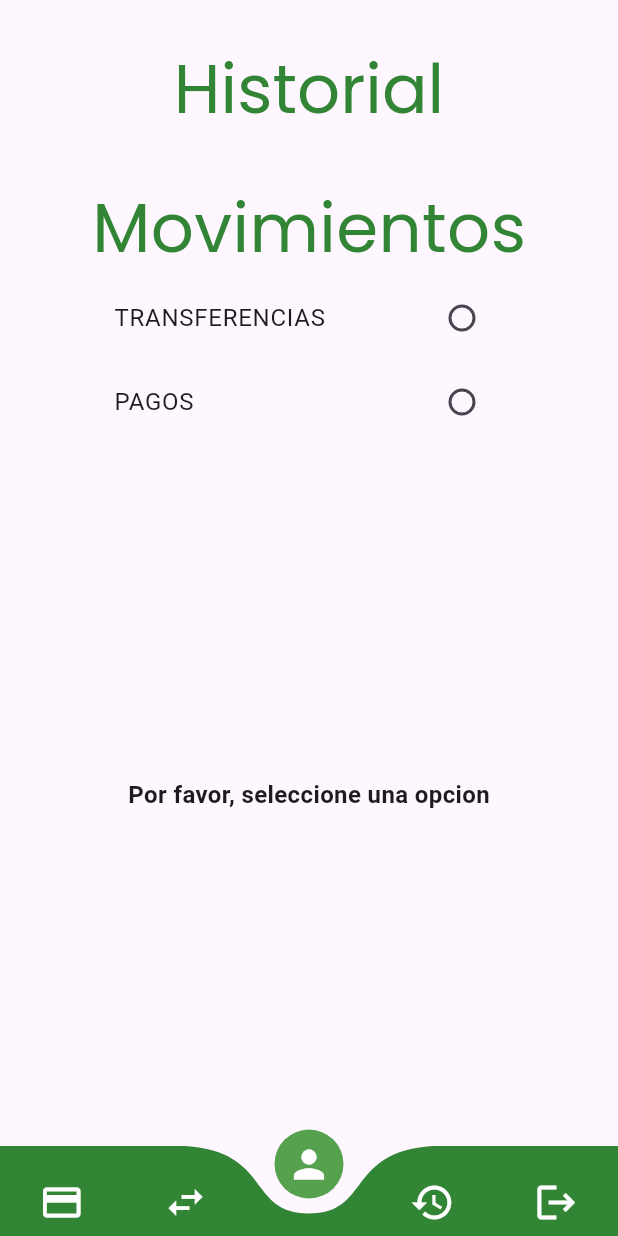
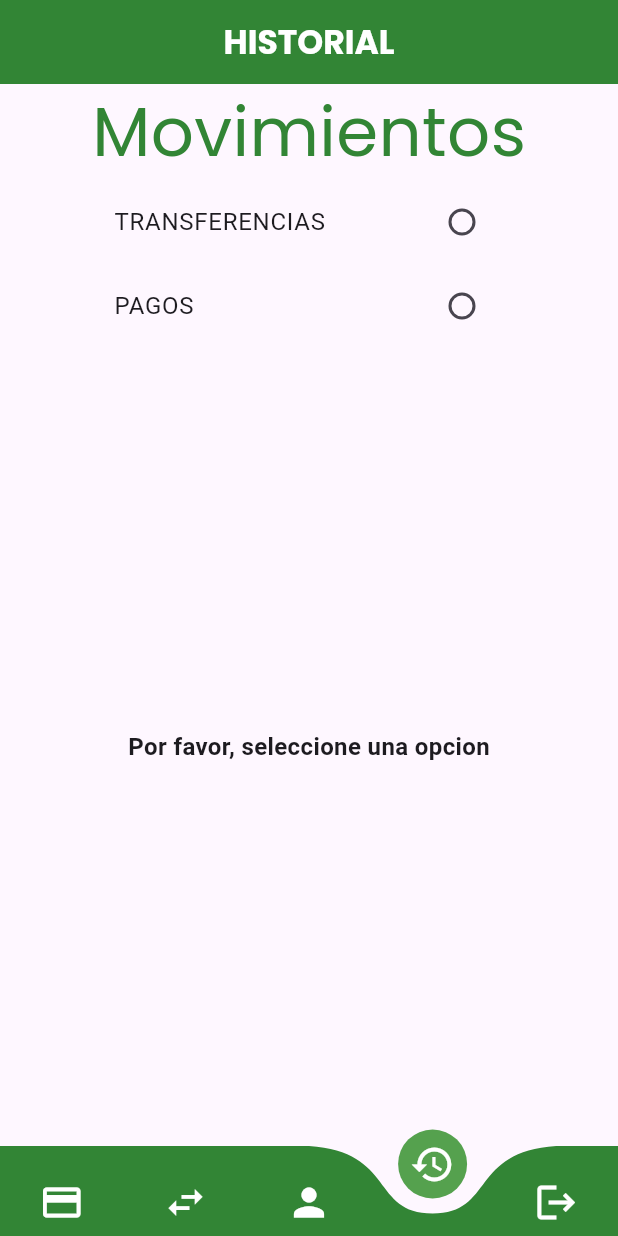
Before and after one commit to JANIER-VSQZ/BankTrust, a Flutter app: the historialmovimientos screen opened directly, on a phone screen of 412 x 824 dp. Run offline on Flutter 3.47's test engine with Material 3 defaults, Android fonts, the phone set to English and light mode, and no system bars; drawn by our look-alikes of curved_navigation_bar; our stand-ins replace google_fonts.

Commit message:
corregi algunos errores pantalla historial

```diff
--- a/lib/screen/historialmovimientos.dart
+++ b/lib/screen/historialmovimientos.dart
@@ -48,22 +48,23 @@ class HistorialmovimientosState extends State<historialmovimientos> {
 
   final GlobalKey<CurvedNavigationBarState> _bottomNavigationKey = GlobalKey();
 
-  int _paginaActual = 2;
+  int _paginaActual = 3;
   @override
   Widget build(BuildContext context) {
     return Scaffold(
       appBar: AppBar(
-        toolbarHeight: 120,
+        backgroundColor: const Color(0xFF328535),
+        automaticallyImplyLeading: false,
         title: Text(
-          "Historial",
+          "HISTORIAL",
           style: GoogleFonts.poppins(
-            fontSize: 45,
-            color: const Color(0xFF328535),
+            fontSize: 22,
+            fontWeight: FontWeight.bold,
+            color: Colors.white,
           ),
         ),
         centerTitle: true,
         elevation: 0,
-        backgroundColor: const Color(0xFFFEF7FF),
       ),
       body: cuerpo(),
       bottomNavigationBar: CurvedNavigationBar(
@@ -96,7 +97,11 @@ class HistorialmovimientosState extends State<historialmovimientos> {
             case 2:
               Navigator.pushReplacement(
                 context,
-                MaterialPageRoute(builder: (context) => Perfil()),
+                PageRouteBuilder(
+                  pageBuilder: (_, __, ___) => Perfil(),
+                  transitionDuration: Duration.zero,
+                  reverseTransitionDuration: Duration.zero,
+                ),
               );
               break;
             case 3:
```
Also changed, not shown: lib/screen/perfil.dart (+4 -3 lines).
